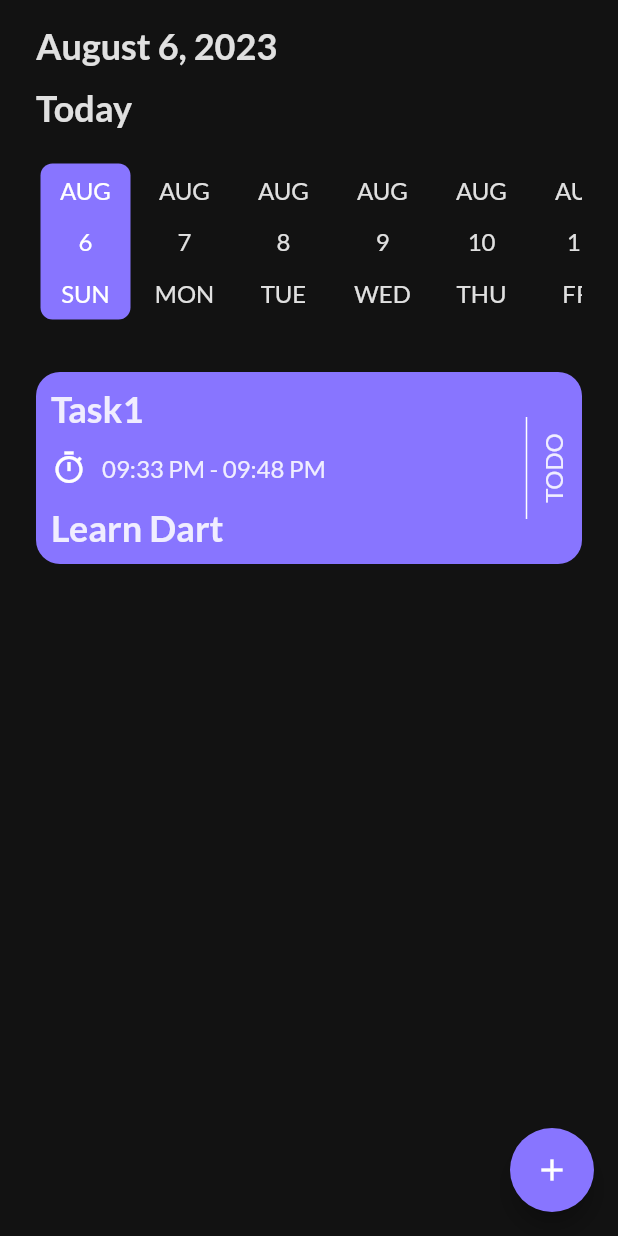
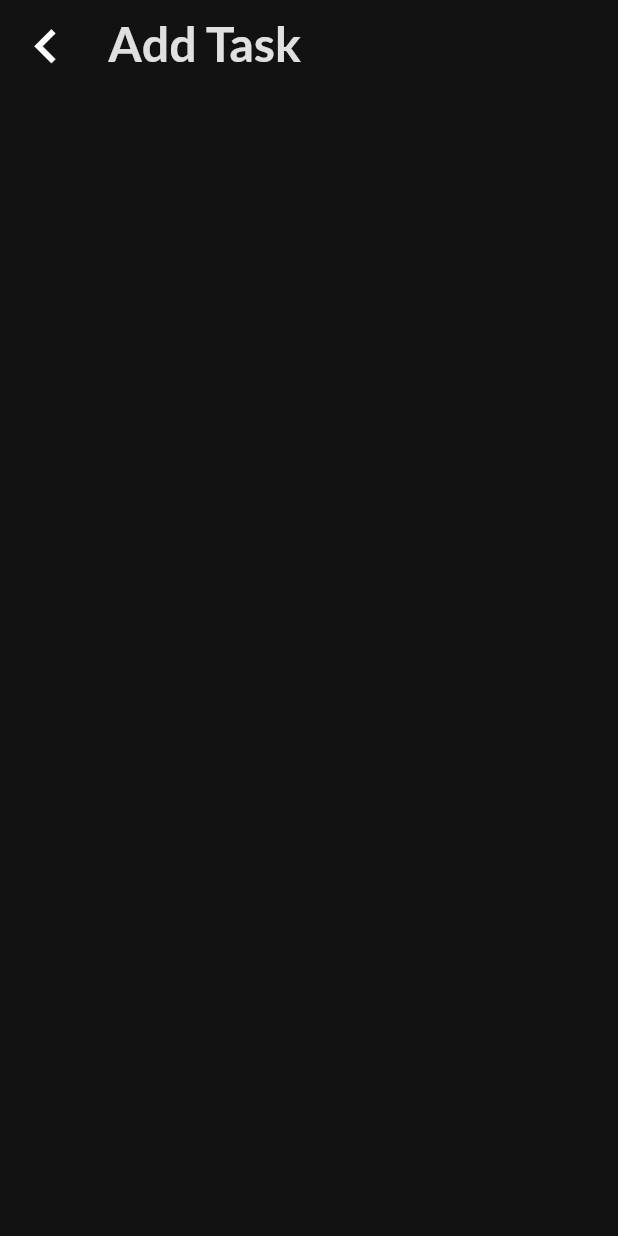
Before and after one commit to SA33ED/Todo_app, a Flutter app: the HomeScreen screen opened by its route, after a tap on the "add" icon, on a phone screen of 412 x 824 dp. Run offline on Flutter 3.47's test engine with Material 2 defaults, Android fonts, the phone set to English and light mode, and no system bars; drawn by our look-alikes of date_picker_timeline; our stand-ins replace flutter_svg, google_fonts, shared_preferences; accounts and stored records are empty.

Commit message:
Add Task Screen

```diff
--- a/lib/helpers/app_colors.dart
+++ b/lib/helpers/app_colors.dart
@@ -1,7 +1,9 @@
 import 'package:flutter/material.dart';
 
 class AppColors {
-  static Color primary = const Color(0xff121212);
-  static Color secondary = const Color(0xff8875FF);
-  static Color whiteText = Colors.white;
+  static const Color primary = Color(0xff121212);
+  static const Color secondary = Color(0xff8875FF);
+  static const Color background1 = Color(0xff424242);
+  static const Color whiteText = Colors.white;
+  static const Color red = Color(0xffE57373);
 }
--- a/lib/main.dart
+++ b/lib/main.dart
@@ -2,6 +2,7 @@ import 'package:flutter/material.dart';
 import 'package:google_fonts/google_fonts.dart';
 import 'package:to_do_app/helpers/app_cashe.dart';
 import 'package:to_do_app/helpers/app_colors.dart';
+import 'package:to_do_app/screens/add_task_screen.dart';
 
 import 'screens/home_screen.dart';
 import 'screens/on_boarding_screen.dart';
@@ -25,6 +26,7 @@ class ToDoApp extends StatelessWidget {
         SplashScreen.id: (context) => const SplashScreen(),
         OnBoardingScreen.id: (context) => const OnBoardingScreen(),
         HomeScreen.id: (context) => const HomeScreen(),
+        AddTaskScreen.id: (context) => const AddTaskScreen(),
       },
       initialRoute: SplashScreen.id,
     );
--- /dev/null
+++ b/lib/screens/add_task_screen.dart
@@ -0,0 +1,30 @@
+import 'package:flutter/material.dart';
+import 'package:to_do_app/helpers/app_colors.dart';
+
+class AddTaskScreen extends StatelessWidget {
+  const AddTaskScreen({super.key});
+  static String id = "AddTaskScreen";
+  @override
+  Widget build(BuildContext context) {
+    TextTheme customTextTheme = Theme.of(context).textTheme;
+    return Scaffold(
+      appBar: AppBar(
+        backgroundColor: AppColors.primary,
+        elevation: 0,
+        leading: IconButton(
+          onPressed: () {
+            Navigator.pop(context);
+          },
+          icon: const Icon(
+            Icons.chevron_left,
+            size: 45,
+          ),
+        ),
+        title: Text(
+          "Add Task",
+          style: customTextTheme.displayLarge,
+        ),
+      ),
+    );
+  }
+}
--- a/lib/screens/home_screen.dart
+++ b/lib/screens/home_screen.dart
@@ -1,9 +1,9 @@
 import 'package:date_picker_timeline/date_picker_timeline.dart';
 import 'package:flutter/material.dart';
-import 'package:flutter_svg/svg.dart';
-import 'package:to_do_app/helpers/app_assets.dart';
 import 'package:to_do_app/helpers/app_colors.dart';
 import 'package:intl/intl.dart';
+import 'package:to_do_app/screens/add_task_screen.dart';
+import '../widgets/task_item.dart';
 
 class HomeScreen extends StatefulWidget {
   const HomeScreen({super.key});
@@ -56,122 +56,18 @@ class _HomeScreenState extends State<HomeScreen> {
               },
             ),
             const SizedBox(height: 32),
-            // NoTasksWidgets(customTextTheme: customTextTheme)
+            // NoTasksWidgets(customTextTheme: customTextTheme),
             TaskItem(customTextTheme: customTextTheme),
           ],
         ),
       ),
       floatingActionButton: FloatingActionButton(
-        onPressed: () {},
+        onPressed: () {
+          Navigator.pushNamed(context, AddTaskScreen.id);
+        },
         backgroundColor: AppColors.secondary,
         child: const Icon(Icons.add),
       ),
     );
   }
 }
-
-class TaskItem extends StatelessWidget {
-  const TaskItem({
-    super.key,
-    required this.customTextTheme,
-  });
-
-  final TextTheme customTextTheme;
-
-  @override
-  Widget build(BuildContext context) {
-    return Container(
-      padding: const EdgeInsets.all(10),
-      height: 128,
-      decoration: BoxDecoration(
-        color: AppColors.secondary,
-        borderRadius: BorderRadius.circular(16),
-      ),
-      child: Row(
-        mainAxisAlignment: MainAxisAlignment.spaceBetween,
-        children: [
-          Column(
-            mainAxisAlignment: MainAxisAlignment.spaceBetween,
-            crossAxisAlignment: CrossAxisAlignment.start,
-            children: [
-              Text(
-                "Task1",
-                style: customTextTheme.displayLarge!
-                    .copyWith(fontSize: 24),
-              ),
-              Row(
-                children: [
-                  const Icon(
-                    Icons.timer_sharp,
-                    color: Colors.white,
-                  ),
-                  const SizedBox(width: 10),
-                  Text(
-                    "09:33 PM - 09:48 PM",
-                    style: customTextTheme.displayMedium,
-                  )
-                ],
-              ),
-              Text(
-                "Learn Dart",
-                style: customTextTheme.displayLarge!
-                    .copyWith(fontSize: 24),
-              )
-            ],
-          ),
-          Row(
-            children: [
-              const VerticalDivider(
-                indent: 20,
-                endIndent: 20,
-                color: Colors.white,
-                thickness: 1,
-              ),
-              RotatedBox(
-                quarterTurns: 3,
-                child: Text(
-                  "TODO",
-                  style: customTextTheme.displayMedium,
-                ),
-              ),
-            ],
-          )
-        ],
-      ),
-    );
-  }
-}
-
-class NoTasksWidgets extends StatelessWidget {
-  const NoTasksWidgets({
-    super.key,
-    required this.customTextTheme,
-  });
-
-  final TextTheme customTextTheme;
-
-  @override
-  Widget build(BuildContext context) {
-    return Column(
-      children: [
-        const SizedBox(height: 19),
-        //no tasks image
-        SvgPicture.asset(
-          Assets.imagesTasks,
-          width: 300,
-        ),
-        //title
-        Text(
-          "What do you want to do today?",
-          style: customTextTheme.displayMedium!.copyWith(fontSize: 20),
-        ),
-        const SizedBox(height: 10),
-        //sub Title
-        Text(
-          "Tap + to add your tasks",
-          style: customTextTheme.displayMedium,
-        ),
-      ],
-    );
-  }
-}
--- /dev/null
+++ b/lib/widgets/task_item.dart
@@ -0,0 +1,107 @@
+import 'package:flutter/material.dart';
+
+import '../helpers/app_colors.dart';
+import 'custom_btn_widget.dart';
+
+
+class TaskItem extends StatelessWidget {
+  const TaskItem({
+    super.key,
+    required this.customTextTheme,
+  });
+
+  final TextTheme customTextTheme;
+
+  @override
+  Widget build(BuildContext context) {
+    return GestureDetector(
+      child: Container(
+        padding: const EdgeInsets.all(10),
+        height: 128,
+        decoration: BoxDecoration(
+          color: AppColors.secondary,
+          borderRadius: BorderRadius.circular(16),
+        ),
+        child: Row(
+          mainAxisAlignment: MainAxisAlignment.spaceBetween,
+          children: [
+            Column(
+              mainAxisAlignment: MainAxisAlignment.spaceBetween,
+              crossAxisAlignment: CrossAxisAlignment.start,
+              children: [
+                Text(
+                  "Task1",
+                  style: customTextTheme.displayLarge!.copyWith(fontSize: 24),
+                ),
+                Row(
+                  children: [
+                    const Icon(
+                      Icons.timer_sharp,
+                      color: Colors.white,
+                    ),
+                    const SizedBox(width: 10),
+                    Text(
+                      "09:33 PM - 09:48 PM",
+                      style: customTextTheme.displayMedium,
+                    )
+                  ],
+                ),
+                Text(
+                  "Learn Dart",
+                  style: customTextTheme.displayLarge!.copyWith(fontSize: 24),
+                )
+              ],
+            ),
+            Row(
+              children: [
+                const VerticalDivider(
+                  indent: 20,
+                  endIndent: 20,
+                  color: Colors.white,
+                  thickness: 1,
+                ),
+                RotatedBox(
+                  quarterTurns: 3,
+                  child: Text(
+                    "TODO",
+                    style: customTextTheme.displayMedium,
+                  ),
+                ),
+              ],
+            )
+          ],
+        ),
+      ),
+      onTap: () {
+        showModalBottomSheet(
+            context: context,
+            builder: (context) {
+              return Container(
+                height: 270,
+                color: AppColors.background1,
+                child: Column(
+                  mainAxisAlignment: MainAxisAlignment.center,
+                  children: [
+                    CustomBtn(
+                      customTextTheme: customTextTheme,
+                      title: "TASK COMPLETED",
+                    ),
+                    const SizedBox(height: 24),
+                    CustomBtn(
+                      customTextTheme: customTextTheme,
+                      btnColor: AppColors.red,
+                      title: "DELETE TASK",
+                    ),
+                    const SizedBox(height: 24),
+                    CustomBtn(
+                      customTextTheme: customTextTheme,
+                      title: "CANCEL",
+                    ),
+                  ],
+                ),
+              );
+            });
+      },
+    );
+  }
+}
```
Also changed, not shown: lib/widgets/custom_btn_widget.dart (added, +40 -0 lines), lib/widgets/no_task_widget.dart (added, +38 -0 lines).
